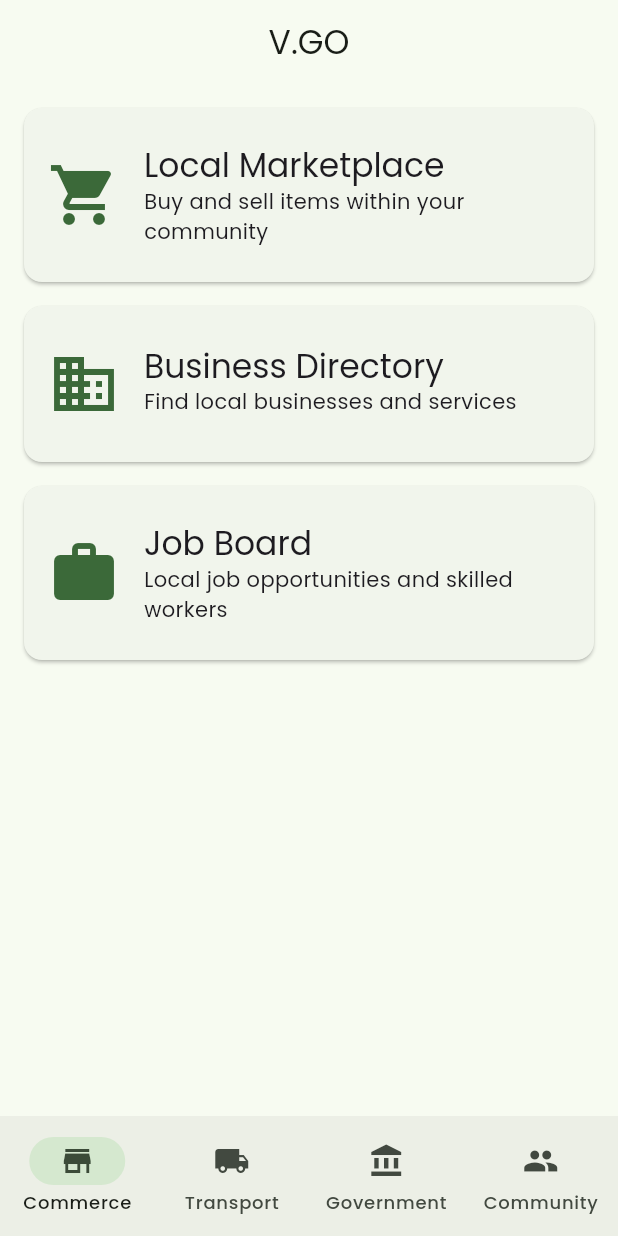
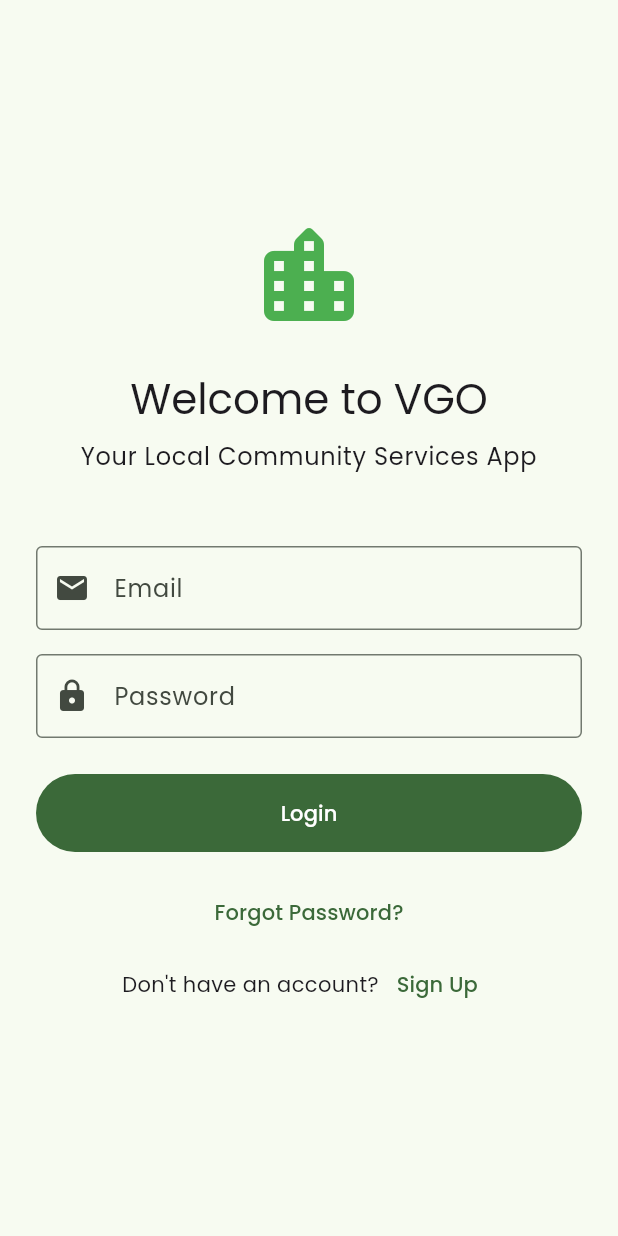
Before and after one commit to urrahaha/vgo_app, a Flutter app: the screen it shows after launch, on a phone screen of 412 x 824 dp. Run offline on Flutter 3.47's test engine with Material 3 defaults, Android fonts, the phone set to English and light mode, and no system bars; our stand-ins replace google_fonts.

Commit message:
loginpage

```diff
--- a/lib/main.dart
+++ b/lib/main.dart
@@ -1,9 +1,10 @@
 import 'package:flutter/material.dart';
 import 'package:google_fonts/google_fonts.dart';
+import 'package:vgo_app/pages/login_page.dart';
 import 'package:vgo_app/pages/commerce_page.dart';
+import 'package:vgo_app/pages/transport_page.dart';
+import 'package:vgo_app/pages/government_page.dart';
 import 'package:vgo_app/pages/community_page.dart';
-import 'package:vgo_app/pages/government_page.dart';
-import 'package:vgo_app/pages/transport_page.dart';
 
 void main() {
   runApp(const VGOApp());
@@ -24,10 +25,12 @@ class VGOApp extends StatelessWidget {
         useMaterial3: true,
         textTheme: GoogleFonts.poppinsTextTheme(),
       ),
-      home: const HomePage(),
+      home: const LoginPage(),
     );
   }
 }
+
+export 'package:vgo_app/pages/home_page.dart';
 
 class HomePage extends StatefulWidget {
   const HomePage({super.key});
@@ -50,9 +53,20 @@ class _HomePageState extends State<HomePage> {
   Widget build(BuildContext context) {
     return Scaffold(
       appBar: AppBar(
-        title: const Text('V.GO'),
+        title: const Text('VGO'),
         centerTitle: true,
         elevation: 0,
+        actions: [
+          IconButton(
+            icon: const Icon(Icons.logout),
+            onPressed: () {
+              Navigator.pushReplacement(
+                context,
+                MaterialPageRoute(builder: (context) => const LoginPage()),
+              );
+            },
+          ),
+        ],
       ),
       body: _pages[_currentIndex],
       bottomNavigationBar: NavigationBar(
--- /dev/null
+++ b/lib/pages/login_page.dart
@@ -0,0 +1,162 @@
+import 'package:flutter/material.dart';
+
+class LoginPage extends StatefulWidget {
+  const LoginPage({super.key});
+
+  @override
+  State<LoginPage> createState() => _LoginPageState();
+}
+
+class _LoginPageState extends State<LoginPage> {
+  final _formKey = GlobalKey<FormState>();
+  final _emailController = TextEditingController();
+  final _passwordController = TextEditingController();
+  bool _isLoading = false;
+
+  @override
+  void dispose() {
+    _emailController.dispose();
+    _passwordController.dispose();
+    super.dispose();
+  }
+
+  void _handleLogin() {
+    if (_formKey.currentState!.validate()) {
+      setState(() => _isLoading = true);
+
+      // Simulate login delay
+      Future.delayed(const Duration(seconds: 2), () {
+        setState(() => _isLoading = false);
+        if (mounted) {
+          Navigator.pushReplacement(
+            context,
+            MaterialPageRoute(builder: (context) => const HomePage()),
+          );
+        }
+      });
+    }
+  }
+
+  @override
+  Widget build(BuildContext context) {
+    return Scaffold(
+      body: SafeArea(
+        child: Center(
+          child: SingleChildScrollView(
+            padding: const EdgeInsets.all(24.0),
+            child: Form(
+              key: _formKey,
+              child: Column(
+                mainAxisAlignment: MainAxisAlignment.center,
+                crossAxisAlignment: CrossAxisAlignment.stretch,
+                children: [
+                  const Icon(
+                    Icons.location_city_rounded,
+                    size: 80,
+                    color: Colors.green,
+                  ),
+                  const SizedBox(height: 24),
+                  Text(
+                    'Welcome to VGO',
+                    style: Theme.of(context).textTheme.headlineMedium,
+                    textAlign: TextAlign.center,
+                  ),
+                  const SizedBox(height: 8),
+                  Text(
+                    'Your Local Community Services App',
+                    style: Theme.of(context).textTheme.bodyLarge,
+                    textAlign: TextAlign.center,
+                  ),
+                  const SizedBox(height: 48),
+                  TextFormField(
+                    controller: _emailController,
+                    decoration: const InputDecoration(
+                      labelText: 'Email',
+                      prefixIcon: Icon(Icons.email),
+                      border: OutlineInputBorder(),
+                    ),
+                    keyboardType: TextInputType.emailAddress,
+                    validator: (value) {
+                      if (value == null || value.isEmpty) {
+                        return 'Please enter your email';
+                      }
+                      if (!value.contains('@')) {
+                        return 'Please enter a valid email';
+                      }
+                      return null;
+                    },
+                  ),
+                  const SizedBox(height: 16),
+                  TextFormField(
+                    controller: _passwordController,
+                    decoration: const InputDecoration(
+                      labelText: 'Password',
+                      prefixIcon: Icon(Icons.lock),
+                      border: OutlineInputBorder(),
+                    ),
+                    obscureText: true,
+                    validator: (value) {
+                      if (value == null || value.isEmpty) {
+                        return 'Please enter your password';
+                      }
+                      if (value.length < 6) {
+                        return 'Password must be at least 6 characters';
+                      }
+                      return null;
+                    },
+                  ),
+                  const SizedBox(height: 24),
+                  FilledButton(
+                    onPressed: _isLoading ? null : _handleLogin,
+                    child: Padding(
+                      padding: const EdgeInsets.all(16.0),
+                      child: _isLoading
+                          ? const SizedBox(
+                              height: 20,
+                              width: 20,
+                              child: CircularProgressIndicator(
+                                strokeWidth: 2,
+                                color: Colors.white,
+                              ),
+                            )
+                          : const Text('Login'),
+                    ),
+                  ),
+                  const SizedBox(height: 16),
+                  TextButton(
+                    onPressed: () {
+                      // TODO: Implement forgot password
+                      ScaffoldMessenger.of(context).showSnackBar(
+                        const SnackBar(
+                          content: Text('Forgot password feature coming soon!'),
+                        ),
+                      );
+                    },
+                    child: const Text('Forgot Password?'),
+                  ),
+                  Row(
+                    mainAxisAlignment: MainAxisAlignment.center,
+                    children: [
+                      const Text("Don't have an account?"),
+                      TextButton(
+                        onPressed: () {
+                          // TODO: Implement registration
+                          ScaffoldMessenger.of(context).showSnackBar(
+                            const SnackBar(
+                              content: Text('Registration feature coming soon!'),
+                            ),
+                          );
+                        },
+                        child: const Text('Sign Up'),
+                      ),
+                    ],
+                  ),
+                ],
+              ),
+            ),
+          ),
+        ),
+      ),
+    );
+  }
+}
--- /dev/null
+++ b/lib/pages/pages.dart
@@ -0,0 +1,5 @@
+export 'login_page.dart';
+export 'commerce_page.dart';
+export 'transport_page.dart';
+export 'government_page.dart';
+export 'community_page.dart';
```
